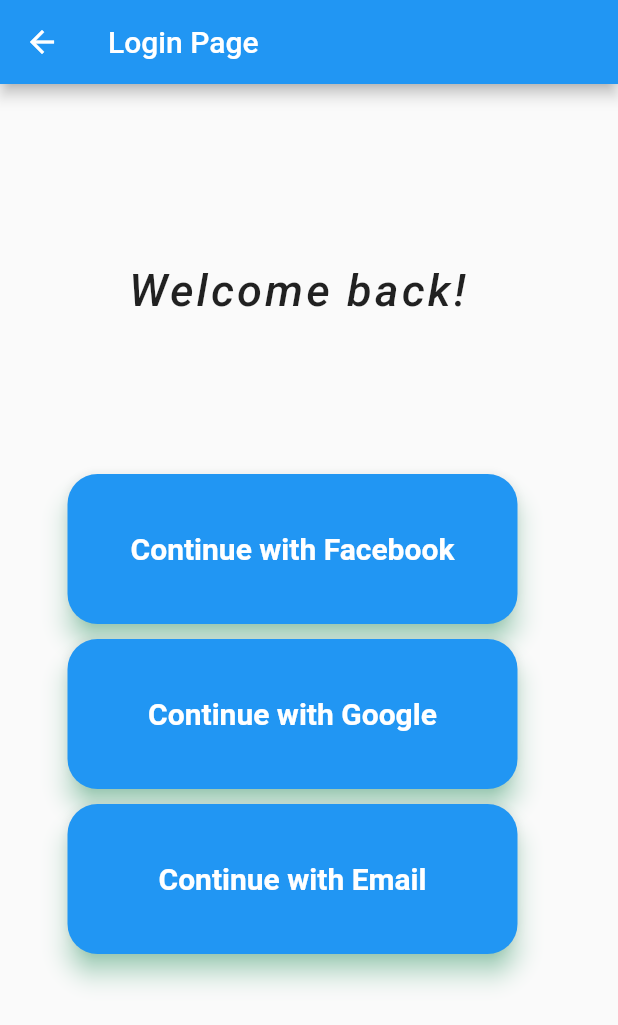
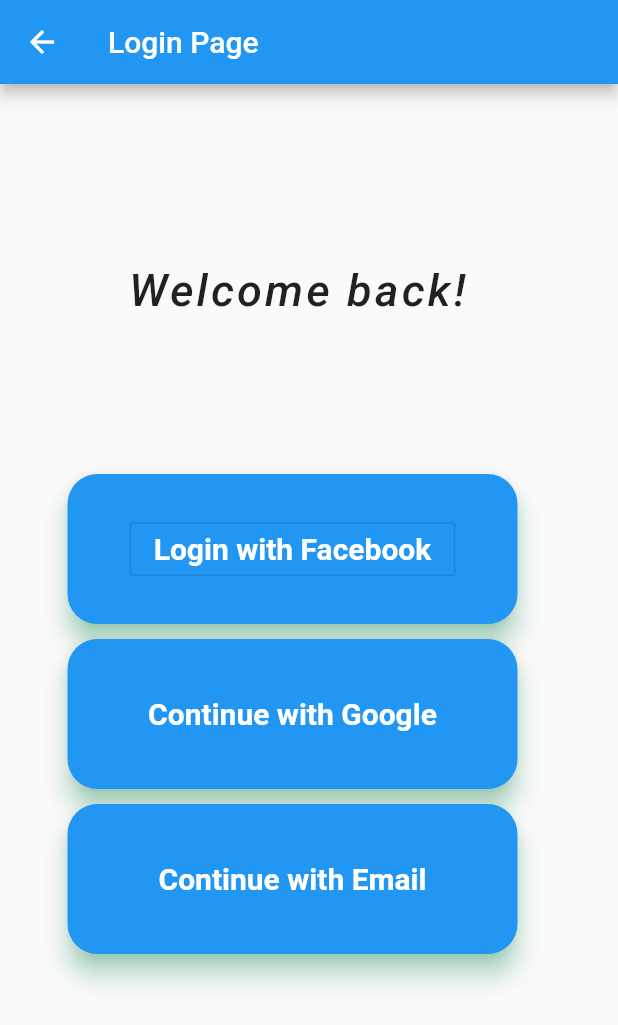
Before and after one commit to lello163/pvt_projectApp, a Flutter app: the screen it shows after launch, after a tap on "LOGIN", on a phone screen of 412 x 824 dp. Shown: the top 1025 px of the screen. Run offline on Flutter 3.47's test engine with Material 2 defaults, Android fonts, the phone set to English and light mode, and no system bars; our stand-ins replace flutter_datetime_picker; missing offline and left inert: flutter_facebook_login; Roboto replaces fonts that are missing (Montserrat).

Commit message:
facebook api

```diff
--- a/lib/login.dart
+++ b/lib/login.dart
@@ -1,4 +1,8 @@
 import 'package:flutter/material.dart';
+import 'package:flutter_facebook_login/flutter_facebook_login.dart';
+import 'package:http/http.dart' as http;
+import 'dart:convert' as JSON;
+//import 'package:convert/convert.dart' as JSON;
 
 class LogInPage extends StatefulWidget {
   @override
@@ -6,6 +10,44 @@ class LogInPage extends StatefulWidget {
 }
 
 class _LogInPageState extends State<LogInPage> {
+  bool _isLoggedIn = false;
+  Map userProfile;
+  final facebookLogin = FacebookLogin();
+
+_loginWithFB() async{
+
+
+    final result = await facebookLogin.logInWithReadPermissions(['email']);
+
+    switch (result.status) {
+      case FacebookLoginStatus.loggedIn:
+        final token = result.accessToken.token;
+        final graphResponse = await http.get('https://graph.facebook.com/v2.12/me?fields=name,picture,email&access_token=${token}');
+        final profile = JSON.jsonDecode(graphResponse.body);
+        print(profile);
+        setState(() {
+          userProfile = profile;
+          _isLoggedIn = true;
+        });
+        break;
+
+      case FacebookLoginStatus.cancelledByUser:
+        setState(() => _isLoggedIn = false );
+        break;
+      case FacebookLoginStatus.error:
+        setState(() => _isLoggedIn = false );
+        break;
+    }
+
+  }
+
+  _logout(){
+    facebookLogin.logOut();
+    setState(() {
+      _isLoggedIn = false;
+    });
+  }
+
   @override
   Widget build(BuildContext context) {
     return new Scaffold(
@@ -48,13 +90,43 @@ class _LogInPageState extends State<LogInPage> {
                         child: GestureDetector(
                           onTap: () {},
                           child: Center(
-                            child: Text(
-                              'Continue with Facebook',
-                              style: TextStyle(
-                                  color: Colors.white,
-                                  fontWeight: FontWeight.bold,
-                                  fontFamily: 'Montserrat', fontSize: 20),
-                            ),
+                            child: _isLoggedIn
+                ? Row(
+                    mainAxisAlignment: MainAxisAlignment.center,
+                    children: <Widget>[
+                      Expanded(
+                      child: Image.network(userProfile["picture"]["data"]["url"], height: 70.0, width: 70.0,),
+                      ),
+                      Expanded(
+                        child: Text(userProfile["name"]),
+                      ),
+                      Expanded(
+                        child: OutlineButton( child: Text("Logout"), onPressed: (){
+                        _logout();
+                      },)
+                      ),
+                    ],
+                  )
+                : Center(
+                    child: OutlineButton(
+                      child: Text('Login with Facebook',
+                                              style: TextStyle(
+                          color: Colors.white,
+                          fontWeight: FontWeight.bold,
+                          fontFamily: 'Montserrat', fontSize: 20),
+                        ),
+                      onPressed: () {
+                        _loginWithFB();
+                     },
+
+                  )),
+  //                          child: Text(
+  //                            'Continue with Facebook',
+  //                            style: TextStyle(
+  //                                color: Colors.white,
+  //                                fontWeight: FontWeight.bold,
+  //                                fontFamily: 'Montserrat', fontSize: 20),
+  //                          ),
                           ),
                         ),
                       )
--- a/pubspec.yaml
+++ b/pubspec.yaml
@@ -20,7 +20,9 @@ environment:
 dependencies:
   flutter:
     sdk: flutter
-
+  flutter_facebook_login: ^1.2.0
+  http: ^0.12.0+2
+  convert: ^2.1.1
 
   # The following adds the Cupertino Icons font to your application.
   # Use with the CupertinoIcons class for iOS style icons.
```
Also changed, not shown: pubspec.lock, 3 other files.
